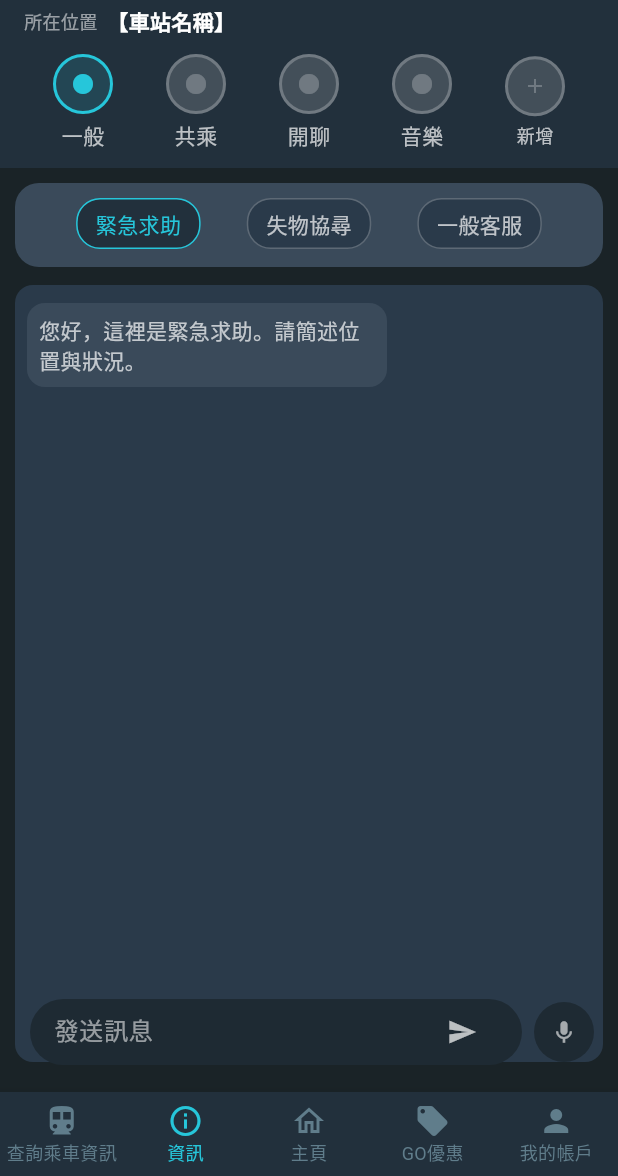
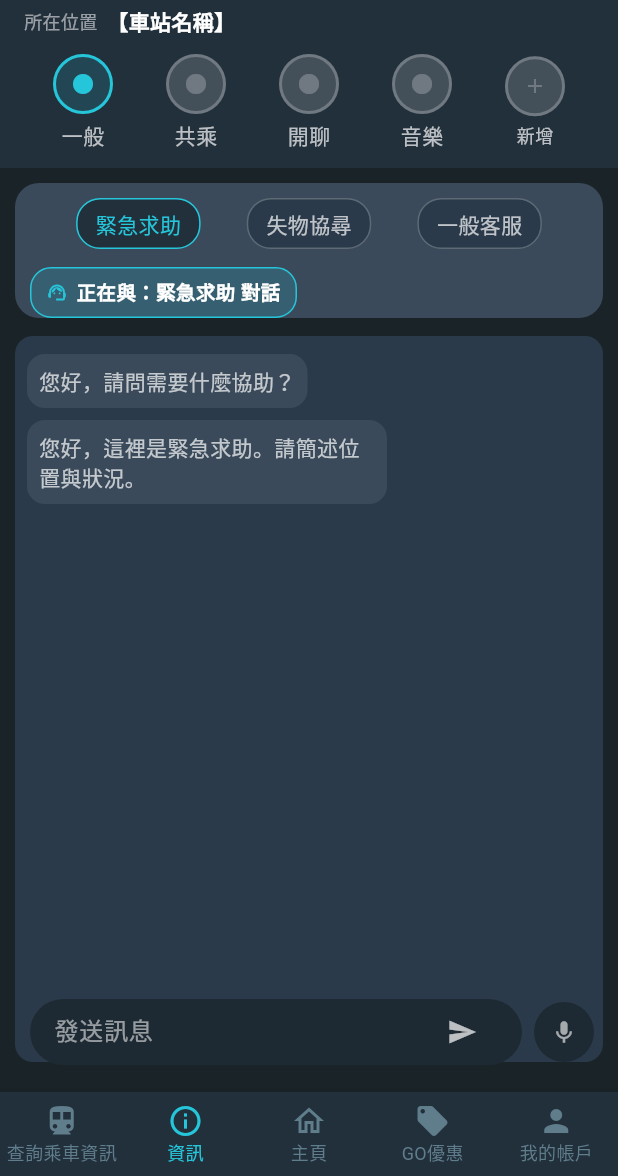
Before and after one commit to xuwwwww/metro-2025, a Flutter app: the screen it shows after launch, item 2 of the bottom bar chosen, after a tap on "緊急求助", on a phone screen of 412 x 824 dp, the part 60-1236 px from its top. Run offline on Flutter 3.47's test engine with Material 3 defaults, Android fonts, the phone set to English and light mode, and no system bars; our stand-ins replace cloud_firestore, firebase_core, firebase_remote_config, package_info_plus, pub_semver, shared_preferences; accounts and stored records are empty; network calls fail; project files that could hold a hidden picture were left out.

Commit message:
Update info_page.dart

```diff
--- a/lib/pages/info_page.dart
+++ b/lib/pages/info_page.dart
@@ -28,29 +28,20 @@ class _InfoPageState extends State<InfoPage> {
   double _transitionOpacity = 0.0; // 從0淡入
   int _gifDurationMs = 2000; // 可依不同檔案調整
 
-  // 一般分頁子選單
-  _GeneralSubTab _generalTab = _GeneralSubTab.emergency;
+  // 一般分頁子選單（預設一般客服）
+  _GeneralSubTab _generalTab = _GeneralSubTab.support;
 
   final TextEditingController _chatController = TextEditingController();
-  final List<Map<String, String>> _emergencyMsgs = [];
-  final List<Map<String, String>> _lostMsgs = [];
-  final List<Map<String, String>> _supportMsgs = [];
+  // 一般分頁的共用對話訊息（三個選項共用同一串）
+  final List<Map<String, String>> _generalMsgs = [];
 
   @override
   void initState() {
     super.initState();
     _loadPermissionsIfLoggedIn();
     _startTransition();
-    // 初始化展示訊息
-    _emergencyMsgs.addAll([
-      {'from': '客服', 'text': '您好，這裡是緊急求助。請簡述位置與狀況。'},
-    ]);
-    _lostMsgs.addAll([
-      {'from': '客服', 'text': '請提供遺失物品、時間與車站，我們協助您查詢。'},
-    ]);
-    _supportMsgs.addAll([
-      {'from': '客服', 'text': '您好，請問需要什麼協助？'},
-    ]);
+    // 預設顯示一般客服的問候
+    _generalMsgs.add({'from': '一般客服BOT', 'text': '您好，請問需要什麼協助？'});
   }
 
   Future<void> _loadPermissionsIfLoggedIn() async {
@@ -345,24 +336,59 @@ class _InfoPageState extends State<InfoPage> {
                 _pill(
                   '緊急求助',
                   active: _generalTab == _GeneralSubTab.emergency,
-                  onTap: () =>
-                      setState(() => _generalTab = _GeneralSubTab.emergency),
+                  onTap: () => _switchGeneralTab(_GeneralSubTab.emergency),
                 ),
                 _pill(
                   '失物協尋',
                   active: _generalTab == _GeneralSubTab.lost,
-                  onTap: () =>
-                      setState(() => _generalTab = _GeneralSubTab.lost),
+                  onTap: () => _switchGeneralTab(_GeneralSubTab.lost),
                 ),
                 _pill(
                   '一般客服',
                   active: _generalTab == _GeneralSubTab.support,
-                  onTap: () =>
-                      setState(() => _generalTab = _GeneralSubTab.support),
+                  onTap: () => _switchGeneralTab(_GeneralSubTab.support),
                 ),
               ],
             ),
             const SizedBox(height: 12),
+            // 顯示目前對話對象
+            Row(
+              children: [
+                Container(
+                  padding: const EdgeInsets.symmetric(
+                    horizontal: 10,
+                    vertical: 6,
+                  ),
+                  decoration: BoxDecoration(
+                    color: const Color(0xFF26C6DA).withOpacity(0.18),
+                    borderRadius: BorderRadius.circular(14),
+                    border: Border.all(
+                      color: const Color(0xFF26C6DA),
+                      width: 1,
+                    ),
+                  ),
+                  child: Row(
+                    mainAxisSize: MainAxisSize.min,
+                    children: [
+                      const Icon(
+                        Icons.support_agent,
+                        color: Color(0xFF26C6DA),
+                        size: 14,
+                      ),
+                      const SizedBox(width: 6),
+                      Text(
+                        '正在與：${_tabLabel(_generalTab)} 對話',
+                        style: const TextStyle(
+                          color: Colors.white,
+                          fontSize: 13,
+                          fontWeight: FontWeight.w600,
+                        ),
+                      ),
+                    ],
+                  ),
+                ),
+              ],
+            ),
           ],
         ),
         const SizedBox(height: 12),
@@ -374,12 +400,7 @@ class _InfoPageState extends State<InfoPage> {
 
   Widget _buildGeneralChatList() {
     // 顯示聊天訊息區域 + 送出列
-    final List<Map<String, String>> msgs =
-        _generalTab == _GeneralSubTab.emergency
-        ? _emergencyMsgs
-        : _generalTab == _GeneralSubTab.lost
-        ? _lostMsgs
-        : _supportMsgs;
+    final List<Map<String, String>> msgs = _generalMsgs;
 
     return Container(
       decoration: BoxDecoration(
@@ -497,15 +518,44 @@ class _InfoPageState extends State<InfoPage> {
   void _sendGeneralMessage() {
     final txt = _chatController.text.trim();
     if (txt.isEmpty) return;
-    final list = _generalTab == _GeneralSubTab.emergency
-        ? _emergencyMsgs
-        : _generalTab == _GeneralSubTab.lost
-        ? _lostMsgs
-        : _supportMsgs;
     setState(() {
-      list.add({'from': 'You', 'text': txt});
+      _generalMsgs.add({'from': 'You', 'text': txt});
       _chatController.clear();
     });
+  }
+
+  // 切換一般分頁的對話對象（三選一）
+  void _switchGeneralTab(_GeneralSubTab tab) {
+    if (_generalTab == tab) return;
+    setState(() {
+      _generalTab = tab;
+      // 插入系統/對象提示訊息，保持共用對話串
+      final label = _tabLabel(tab);
+      final greet = _tabGreeting(tab);
+      _generalMsgs.add({'from': '${label}BOT', 'text': greet});
+    });
+  }
+
+  String _tabLabel(_GeneralSubTab tab) {
+    switch (tab) {
+      case _GeneralSubTab.emergency:
+        return '緊急求助';
+      case _GeneralSubTab.lost:
+        return '失物協尋';
+      case _GeneralSubTab.support:
+        return '一般客服';
+    }
+  }
+
+  String _tabGreeting(_GeneralSubTab tab) {
+    switch (tab) {
+      case _GeneralSubTab.emergency:
+        return '您好，這裡是緊急求助。請簡述位置與狀況。';
+      case _GeneralSubTab.lost:
+        return '請提供遺失物品、時間與車站，我們協助您查詢。';
+      case _GeneralSubTab.support:
+        return '您好，請問需要什麼協助？';
+    }
   }
 
   Widget _rideshareCard() {
```
